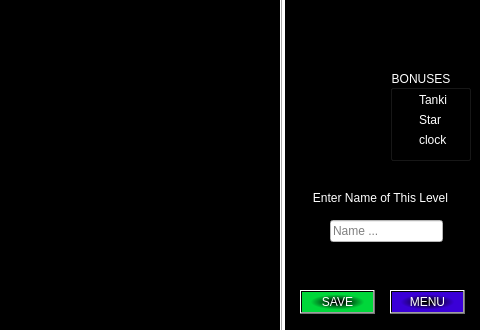
Lucimad007/Tank-2D, file Tank-2D/construction.ui: the form before one commit; both pictures show x 520 to 1000 and y 310 to 640 of the 1000 by 640 pixel window.
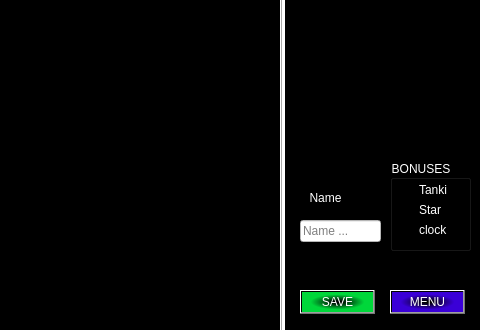
The form after the commit.

Commit message: construction mode : remove object feature

Patch:
```diff
--- a/Tank-2D/construction.ui
+++ b/Tank-2D/construction.ui
@@ -153,7 +153,7 @@
    <property name="geometry">
     <rect>
      <x>910</x>
-     <y>380</y>
+     <y>470</y>
      <width>81</width>
      <height>91</height>
     </rect>
@@ -241,9 +241,9 @@
   <widget class="QLabel" name="infoLabel">
    <property name="geometry">
     <rect>
-     <x>830</x>
+     <x>810</x>
      <y>500</y>
-     <width>141</width>
+     <width>71</width>
      <height>16</height>
     </rect>
    </property>
@@ -251,7 +251,7 @@
     <string notr="true">color: rgb(255, 255, 255);</string>
    </property>
    <property name="text">
-    <string>Enter Name of This Level</string>
+    <string>Name</string>
    </property>
    <property name="alignment">
     <set>Qt::AlignCenter</set>
@@ -260,15 +260,18 @@
   <widget class="QLineEdit" name="nameLineEdit">
    <property name="geometry">
     <rect>
-     <x>850</x>
+     <x>820</x>
      <y>530</y>
-     <width>113</width>
+     <width>81</width>
      <height>22</height>
     </rect>
    </property>
    <property name="styleSheet">
     <string notr="true">background-color: rgb(255, 255, 255);</string>
    </property>
+   <property name="text">
+    <string/>
+   </property>
    <property name="placeholderText">
     <string>Name ...</string>
    </property>
@@ -293,6 +296,19 @@
     <set>Qt::AlignCenter</set>
    </property>
   </widget>
+  <widget class="QGraphicsView" name="crossView">
+   <property name="geometry">
+    <rect>
+     <x>920</x>
+     <y>390</y>
+     <width>64</width>
+     <height>64</height>
+    </rect>
+   </property>
+   <property name="styleSheet">
+    <string notr="true">border:transparent;</string>
+   </property>
+  </widget>
  </widget>
  <resources/>
  <connections/>
```
The commit also changes 10 other files.
